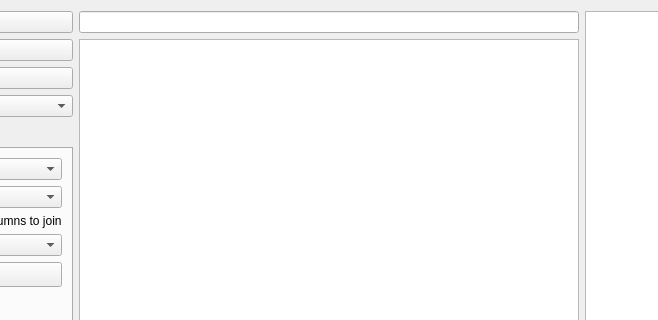
The window that ui/eurostat_downloader_dialog.ui (alecsandrei/eurostat_downloader) describes before a commit, drawn with Qt 5; both pictures show x 265 to 923 and y 0 to 320 of the 1361 by 778 pixel window.
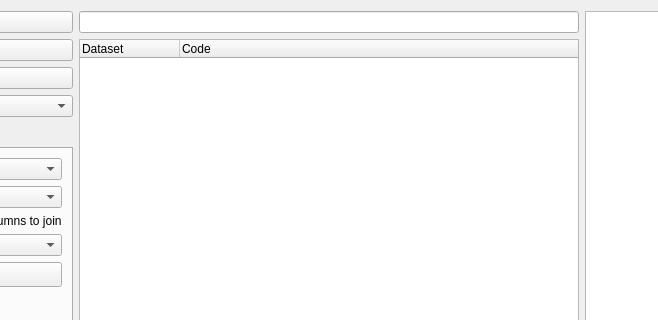
The same window after the commit. Icons and pictures are not drawn. Custom widgets are drawn as their Qt base class.

Commit message: make database a hierarchical tree

What changed in the file:
```diff
--- a/ui/eurostat_downloader_dialog.ui
+++ b/ui/eurostat_downloader_dialog.ui
@@ -328,7 +328,7 @@
         <widget class="QLineEdit" name="lineSearch"/>
        </item>
        <item>
-        <widget class="QListWidget" name="listDatabase">
+        <widget class="QTreeWidget" name="treeDatabase">
          <property name="sizePolicy">
           <sizepolicy hsizetype="Minimum" vsizetype="Expanding">
            <horstretch>0</horstretch>
@@ -341,6 +341,40 @@
            <height>300</height>
           </size>
          </property>
+         <property name="animated">
+          <bool>true</bool>
+         </property>
+         <property name="indentation">
+          <number>20</number>
+         </property>
+         <property name="rootIsDecorated">
+          <bool>true</bool>
+         </property>
+         <property name="uniformRowHeights">
+          <bool>true</bool>
+         </property>
+         <property name="itemsExpandable">
+          <bool>true</bool>
+         </property>
+         <property name="expandsOnDoubleClick">
+          <bool>true</bool>
+         </property>
+         <property name="headerHidden">
+          <bool>false</bool>
+         </property>
+         <property name="columnCount">
+          <number>2</number>
+         </property>
+         <column>
+          <property name="text">
+           <string>Dataset</string>
+          </property>
+         </column>
+         <column>
+          <property name="text">
+           <string>Code</string>
+          </property>
+         </column>
         </widget>
        </item>
       </layout>
```
The commit also changes 25 other files.
